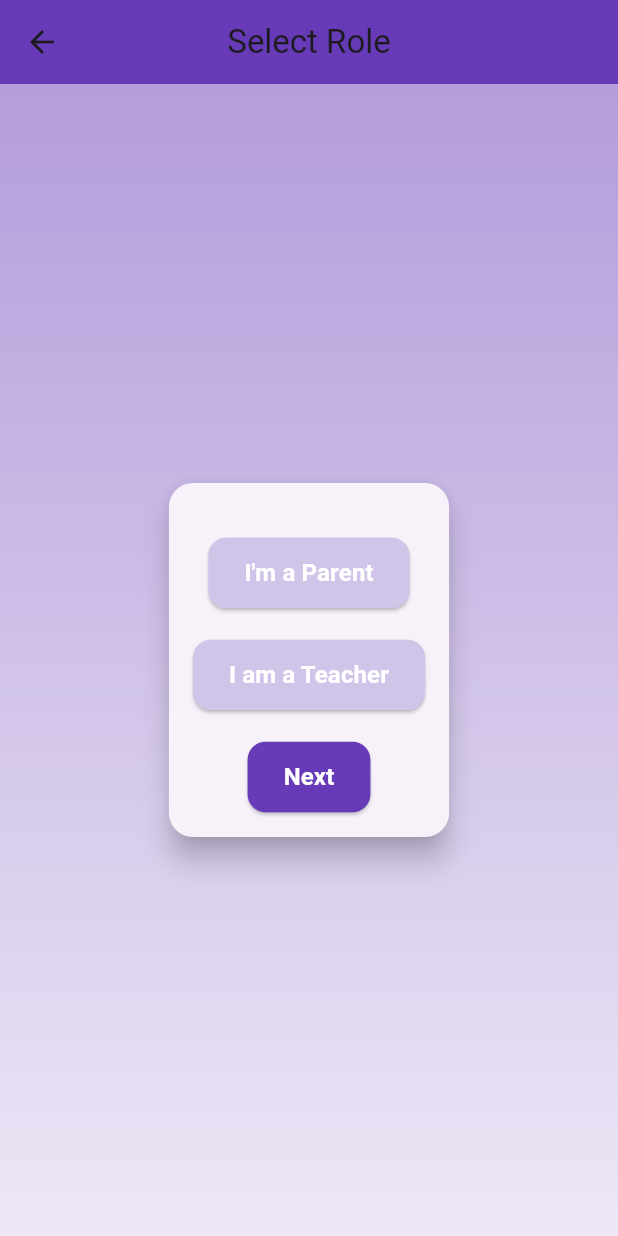
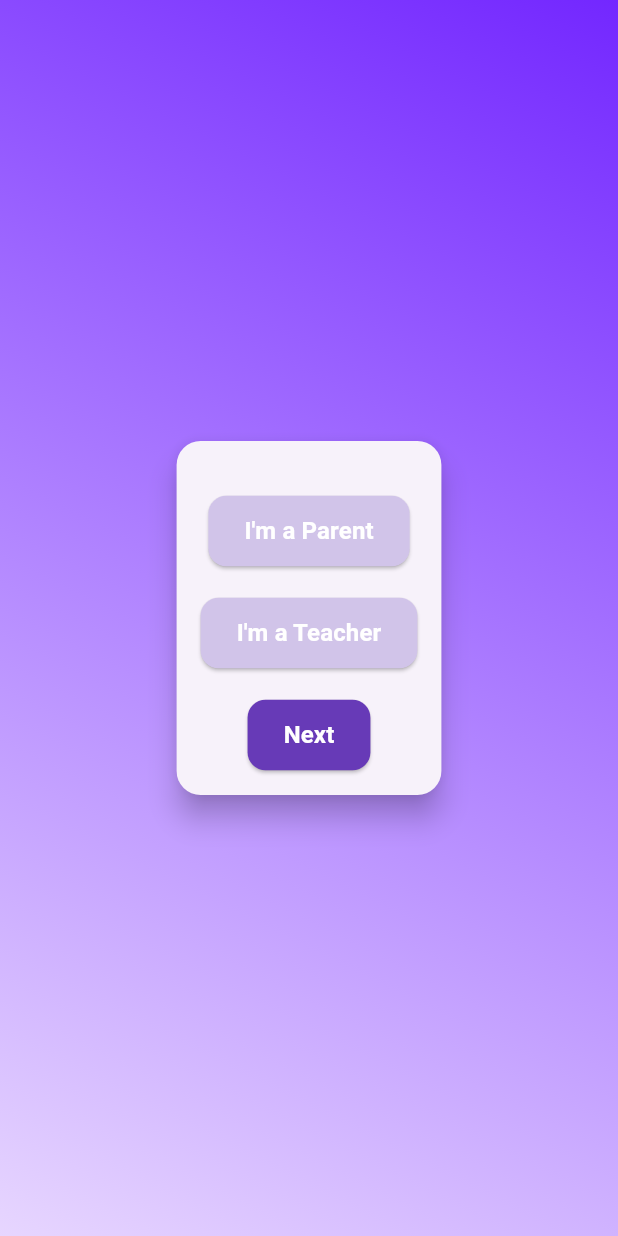
Before and after one commit to ShayaanSadiq/AcadEase, a Flutter app: the SelectRolePage screen opened by its route, on a phone screen of 412 x 824 dp. Run offline on Flutter 3.47's test engine with Material 3 defaults, Android fonts, the phone set to English and light mode, and no system bars; network calls fail.

Commit message:
removed AppBars

```diff
--- a/flutter_application/lib/select_role_page.dart
+++ b/flutter_application/lib/select_role_page.dart
@@ -16,17 +16,12 @@ class _SelectRolePageState extends State<SelectRolePage> {
   @override
   Widget build(BuildContext context) {
     return Scaffold(
-      appBar: AppBar(
-        title: const Text('Select Role'),
-        centerTitle: true,
-        backgroundColor: Colors.deepPurple,
-      ),
       body: Container(
-        decoration: BoxDecoration(
+        decoration: const BoxDecoration(
           gradient: LinearGradient(
-            colors: [Colors.deepPurple.shade200, Colors.deepPurple.shade50],
-            begin: Alignment.topCenter,
-            end: Alignment.bottomCenter,
+            colors: [Color.fromARGB(255, 115, 39, 255), Color.fromARGB(255, 231, 214, 255)],
+            begin: Alignment.topRight,
+            end: Alignment.bottomLeft,
           ),
         ),
         child: Center(
@@ -90,7 +85,7 @@ class _SelectRolePageState extends State<SelectRolePage> {
                         });
                       },
                       child: const Text(
-                        'I am a Teacher',
+                        "I'm a Teacher",
                         style: TextStyle(
                           fontSize: 16,
                           fontWeight: FontWeight.bold,
--- a/flutter_application/pubspec.yaml
+++ b/flutter_application/pubspec.yaml
@@ -1,5 +1,5 @@
-name: test1
-description: "A new Flutter project."
+name: AcadEase
+description: "A Unified Parent-Teacher Portal"
 # The following line prevents the package from being accidentally published to
 # pub.dev using `flutter pub publish`. This is preferred for private packages.
 publish_to: 'none' # Remove this line if you wish to publish to pub.dev
```
Also changed, not shown: flutter_application/lib/parent_login_page.dart (+5 -15 lines), flutter_application/lib/select_institution_page.dart (+5 -9 lines), flutter_application/lib/teacher_login_page.dart (+4 -13 lines), 1 other file.
